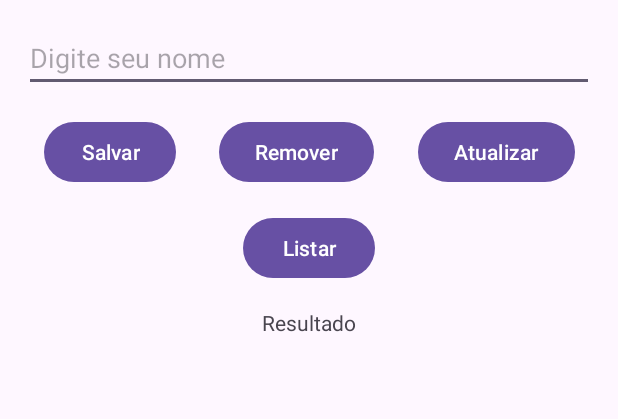
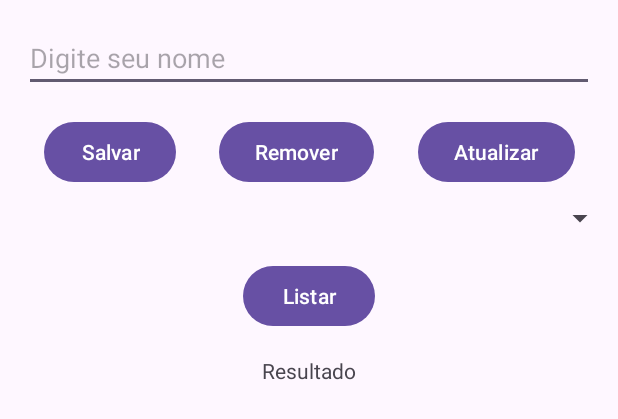
Before and after one commit to kaioLimaX/BDRealm, an Android app: the layout activity_main.xml on its own in the app's theme, with its tools: preview values and no code run, on a phone screen of 412 x 824 dp. Shown: the top 419 px of the screen. Run offline under Robolectric (Android 15) with nearby library versions, the phone set to English and light mode, and no system bars.

Commit message:
Initial commit

```diff
--- a/app/src/main/res/layout/activity_main.xml
+++ b/app/src/main/res/layout/activity_main.xml
@@ -59,9 +59,9 @@
         android:layout_marginTop="16dp"
         android:text="Listar"
         app:layout_constraintEnd_toEndOf="parent"
-        app:layout_constraintHorizontal_bias="0.5"
+        app:layout_constraintHorizontal_bias="0.501"
         app:layout_constraintStart_toStartOf="parent"
-        app:layout_constraintTop_toBottomOf="@+id/btnRemover" />
+        app:layout_constraintTop_toBottomOf="@+id/spinner" />
 
     <TextView
         android:id="@+id/txtResultado"
@@ -72,4 +72,13 @@
         app:layout_constraintEnd_toEndOf="parent"
         app:layout_constraintStart_toStartOf="parent"
         app:layout_constraintTop_toBottomOf="@+id/btnListar" />
+
+    <Spinner
+        android:id="@+id/spinner"
+        android:layout_width="409dp"
+        android:layout_height="wrap_content"
+        android:layout_marginTop="8dp"
+        app:layout_constraintEnd_toEndOf="parent"
+        app:layout_constraintStart_toStartOf="parent"
+        app:layout_constraintTop_toBottomOf="@+id/btnSalvar" />
 </androidx.constraintlayout.widget.ConstraintLayout>
```
Also changed, not shown: app/src/main/java/com/skydevices/bdrealm/MainActivity.kt (+13 -1 lines).
